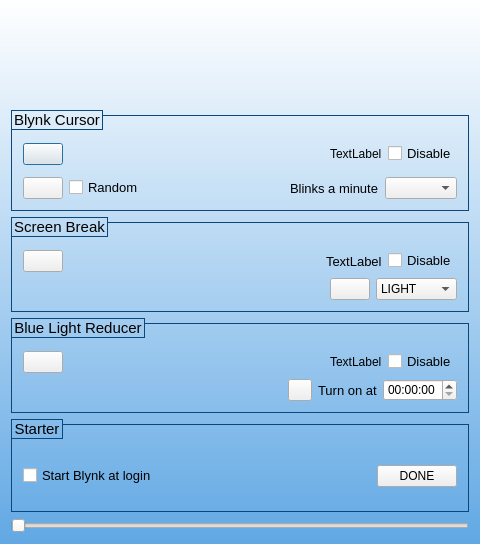
Qt form blynk/preferencedialog.ui (flegall2014/Blynk) before a commit.
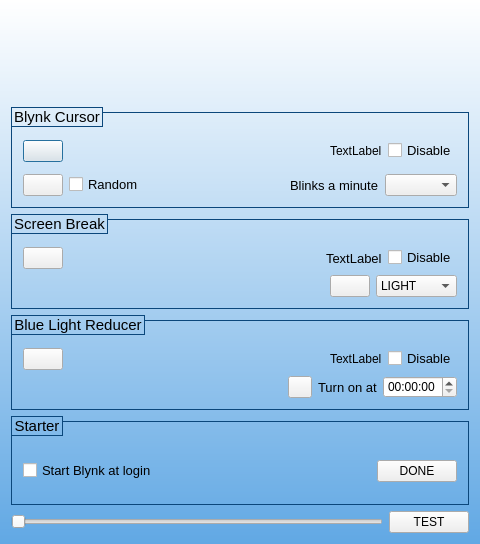
The same form after that commit. Icons and pictures are not drawn. Custom widgets are drawn as their Qt base class.

The edit to the form file:
```diff
--- a/blynk/preferencedialog.ui
+++ b/blynk/preferencedialog.ui
@@ -637,6 +637,8 @@
     </layout>
    </item>
    <item row="5" column="0">
+    <layout class="QHBoxLayout" name="horizontalLayout_4">
+     <item>
     <widget class="QSlider" name="wTemperatureSlider">
      <property name="minimum">
       <number>1000</number>
@@ -648,6 +650,15 @@
       <enum>Qt::Horizontal</enum>
      </property>
     </widget>
+     </item>
+     <item>
+      <widget class="QPushButton" name="wTestButton">
+       <property name="text">
+        <string>TEST</string>
+       </property>
+      </widget>
+     </item>
+    </layout>
    </item>
   </layout>
  </widget>
```
Left out of the diff: 66 changed lines with no effect on the pictures. Lines whose indentation alone changed are shown as unchanged.
